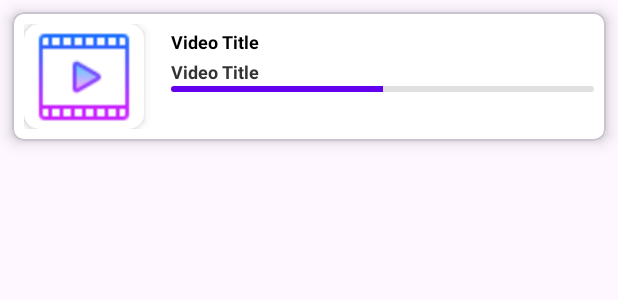
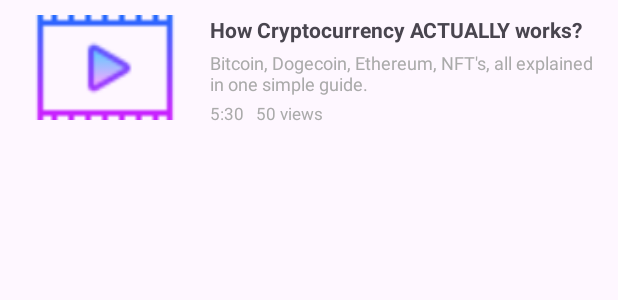
Before and after one commit to ahsan589/cryptomarket-android-app, an Android app: the layout item_video.xml on its own in the app's theme, with its tools: preview values and no code run, on a phone screen of 412 x 824 dp. Shown: the top 300 px of the screen. Run offline under Robolectric (Android 15) with nearby library versions, the light colour scheme and no system bars.

Commit message:
Refactor item_video layout to use LinearLayout

```diff
--- a/app/src/main/res/layout/item_video.xml
+++ b/app/src/main/res/layout/item_video.xml
@@ -1,75 +1,72 @@
 <?xml version="1.0" encoding="utf-8"?>
-<com.google.android.material.card.MaterialCardView xmlns:android="http://schemas.android.com/apk/res/android"
-    xmlns:app="http://schemas.android.com/apk/res-auto"
+<LinearLayout xmlns:android="http://schemas.android.com/apk/res/android"
+    xmlns:tools="http://schemas.android.com/tools"
     android:layout_width="match_parent"
     android:layout_height="wrap_content"
-    android:layout_margin="8dp"
-    app:cardCornerRadius="8dp"
-    app:cardElevation="6dp"
-    app:cardBackgroundColor="@android:color/white">
+    android:orientation="horizontal"
+    android:padding="10dp"
+    android:background="?android:attr/selectableItemBackground">
+
+    <ImageView
+        android:id="@+id/videoThumbnail"
+        android:layout_width="120dp"
+        android:layout_height="70dp"
+        android:layout_marginEnd="10dp"
+        android:scaleType="centerCrop"
+        android:src="@drawable/ic_video" />
+
+    <LinearLayout
+        android:layout_width="0dp"
+        android:layout_height="wrap_content"
+        android:layout_weight="1"
+        android:orientation="vertical">
+
+        <TextView
+            android:id="@+id/videoTitle"
+            android:layout_width="match_parent"
+            android:layout_height="wrap_content"
+            android:textSize="14sp"
+            android:textStyle="bold"
+            android:maxLines="2"
+            android:ellipsize="end"
+            tools:text="How Cryptocurrency ACTUALLY works?" />
+
+        <TextView
+            android:id="@+id/videoDescription"
+            android:layout_width="match_parent"
+            android:layout_height="wrap_content"
+            android:textSize="12sp"
+            android:textColor="@android:color/darker_gray"
+            android:maxLines="2"
+            android:ellipsize="end"
+            android:layout_marginTop="4dp"
+            tools:text="Bitcoin, Dogecoin, Ethereum, NFT's, all explained in one simple guide." />
 
         <LinearLayout
             android:layout_width="match_parent"
             android:layout_height="wrap_content"
             android:orientation="horizontal"
-            android:padding="8dp">
+            android:layout_marginTop="4dp">
 
-                <androidx.cardview.widget.CardView
-                    android:layout_width="80dp"
-                    android:layout_height="70dp"
-                    app:cardCornerRadius="10dp"
-                    app:cardElevation="4dp"
-                    android:layout_marginEnd="10dp">
-
-                        <ImageView
-                            android:id="@+id/videoThumbnail"
-                            android:layout_width="80dp"
-                            android:layout_height="70dp"
-                            android:scaleType="centerCrop"
-                            android:src="@drawable/ic_video"/>
-                </androidx.cardview.widget.CardView>
-
-
-                <!-- Video Details -->
-                <LinearLayout
-                    android:layout_width="0dp"
-                    android:layout_height="wrap_content"
-                    android:layout_weight="1"
-                    android:orientation="vertical"
-                    android:paddingStart="8dp">
-
-                        <!-- Video Title -->
             <TextView
-                            android:id="@+id/videoTitle"
+                android:id="@+id/videoDuration"
                 android:layout_width="wrap_content"
                 android:layout_height="wrap_content"
-                            android:text="Video Title"
-                            android:textSize="12sp"
-                            android:layout_marginTop="3dp"
-                            android:textColor="@android:color/black"
-                            android:textStyle="bold"/>
+                android:textSize="11sp"
+                android:textColor="@android:color/darker_gray"
+                tools:text="5:30" />
+
             <TextView
-                            android:id="@+id/videoDescription"
+                android:id="@+id/videoViews"
                 android:layout_width="wrap_content"
                 android:layout_height="wrap_content"
-                            android:text="Video Title"
-                            android:layout_marginTop="3dp"
-                            android:textSize="12sp"
-                            android:textColor="#333"
-                            android:textStyle="bold"/>
+                android:textSize="11sp"
+                android:textColor="@android:color/darker_gray"
+                android:layout_marginStart="8dp"
+                tools:text="50 views" />
 
-                        <!-- Progress Bar -->
-                        <ProgressBar
-                            android:id="@+id/videoProgress"
-                            style="@android:style/Widget.ProgressBar.Horizontal"
-                            android:layout_width="match_parent"
-                            android:layout_height="4dp"
-                            android:layout_marginTop="1dp"
-                            android:progress="50"
-                            android:max="100"
-                            android:progressDrawable="@drawable/custom_progress_bar"/>
         </LinearLayout>
 
     </LinearLayout>
 
-</com.google.android.material.card.MaterialCardView>
+</LinearLayout>
```
Lines whose indentation alone changed are shown as unchanged.
